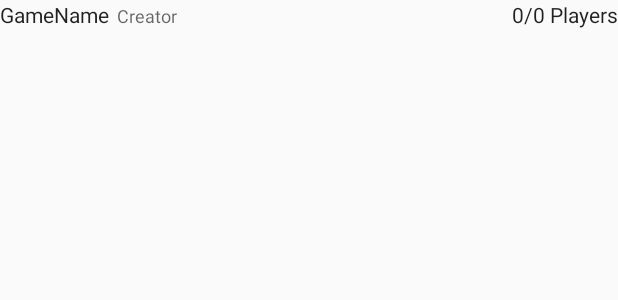
After one commit to mitchell-foote/TicketToRide, an Android app: the layout games_list_item.xml on its own in the app's theme, with its tools: preview values and no code run, on a phone screen of 412 x 824 dp. The commit adds this screen. Shown: the top 300 px of the screen. Run offline under Robolectric (Android 15) with nearby library versions, the phone set to English and light mode, and no system bars.

Commit message:
Games List View implementation. still needs create and join game functionality.

```diff
--- a/app/src/main/java/com/example/fifteam/tickettoride/model/ClientModel.java
+++ b/app/src/main/java/com/example/fifteam/tickettoride/model/ClientModel.java
@@ -1,8 +1,11 @@
 package com.example.fifteam.tickettoride.model;
 
 import com.example.model.classes.login.BaseGameSummary;
+import com.example.model.classes.users.Player;
 import com.example.model.classes.users.User;
+import com.example.model.enums.SharedColor;
 
+import java.util.ArrayList;
 import java.util.HashMap;
 import java.util.List;
 import java.util.Map;
@@ -33,6 +36,7 @@ public class ClientModel extends Observable {
     }
 
     private ClientModel() {
+        setGamesList(new ArrayList<BaseGameSummary>());
     }
 
     @Override
--- /dev/null
+++ b/app/src/main/res/layout/games_list_item.xml
@@ -0,0 +1,31 @@
+<?xml version="1.0" encoding="utf-8"?>
+<RelativeLayout xmlns:android="http://schemas.android.com/apk/res/android"
+              android:layout_width="match_parent"
+              android:layout_height="match_parent"
+              android:orientation="horizontal">
+
+    <TextView
+        android:id="@+id/gameListItem_name"
+        android:layout_width="wrap_content"
+        android:layout_height="wrap_content"
+        android:text="GameName"
+        android:textAppearance="@style/TextAppearance.AppCompat.Body1"/>
+
+    <TextView
+        android:id="@+id/gameListItem_creator"
+        android:layout_width="wrap_content"
+        android:layout_height="wrap_content"
+        android:layout_toRightOf="@id/gameListItem_name"
+        android:layout_alignBaseline="@id/gameListItem_name"
+        android:text="Creator"
+        android:paddingLeft="5dp"
+        android:textAppearance="@style/TextAppearance.AppCompat.Caption"/>
+
+    <TextView
+        android:id="@+id/gameListItem_players"
+        android:layout_width="wrap_content"
+        android:layout_height="wrap_content"
+        android:layout_alignParentRight="true"
+        android:text="0/0 Players"
+        android:textAppearance="@style/TextAppearance.AppCompat.Body1"/>
+</RelativeLayout>
```
Also changed, not shown: app/src/main/java/com/example/fifteam/tickettoride/presenters/GamesListPresenter.java (+31 -3 lines), app/src/main/java/com/example/fifteam/tickettoride/views/GamesListView.java (+114 -2 lines), app/src/main/res/layout/view_games_list.xml (+57 -2 lines).
